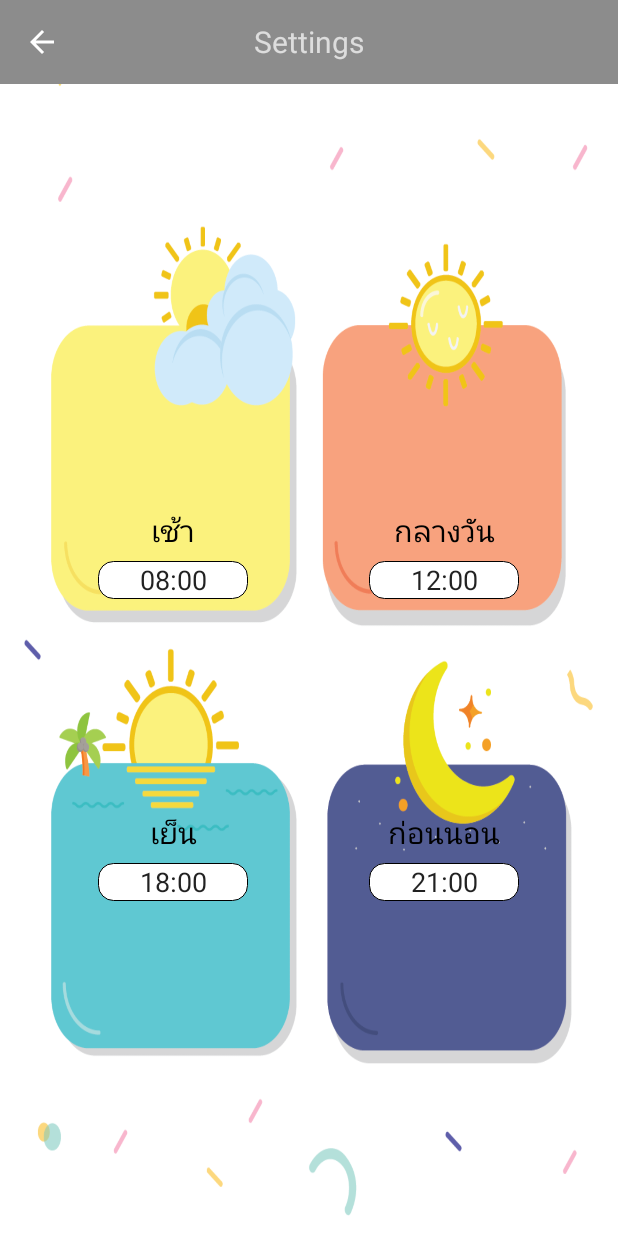
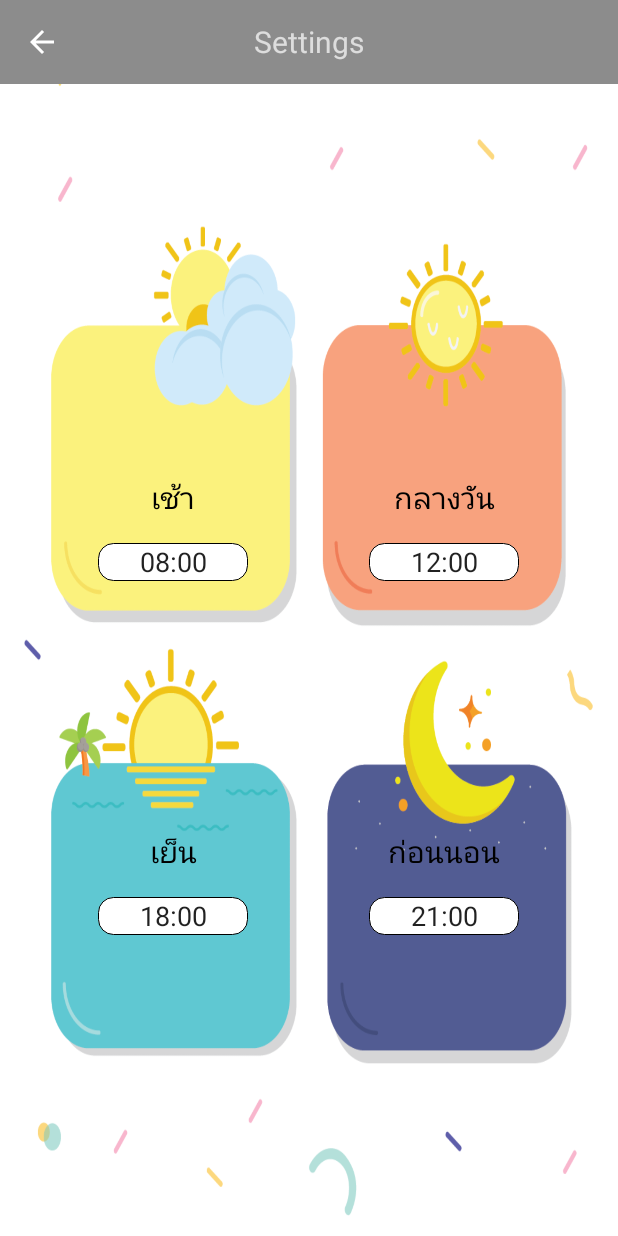
Before and after one commit to iamteerawut/se_project, an Android app: the SettingsActivity screen opened directly, with no data from a screen before it, on a phone screen of 412 x 824 dp. Run offline under Robolectric (Android 15) with nearby library versions, the phone set to English and light mode, and no system bars.

Commit message:
Update setting page

```diff
--- a/PillBox-master/app/src/main/res/layout/activity_settings.xml
+++ b/PillBox-master/app/src/main/res/layout/activity_settings.xml
@@ -30,6 +30,7 @@
 
                 <TextView
                     android:layout_marginTop="60dp"
+                    android:layout_marginBottom="10dp"
                     android:layout_width="wrap_content"
                     android:layout_height="35dp"
                     android:text="เช้า"
@@ -37,7 +38,7 @@
                     android:textSize="20sp" />
 
                 <EditText
-                    android:layout_marginBottom="150dp"
+                    android:layout_marginBottom="145dp"
                     android:id="@+id/set_morning"
                     android:layout_width="100dp"
                     android:layout_height="25dp"
@@ -45,7 +46,8 @@
                     android:background="@drawable/rounded_edittext" />
 
                 <TextView
-                    android:layout_marginTop="-9dp"
+                    android:layout_marginTop="20dp"
+                    android:layout_marginBottom="10dp"
                     android:layout_width="wrap_content"
                     android:layout_height="35dp"
                     android:text="เย็น"
@@ -71,6 +73,7 @@
 
                 <TextView
                     android:layout_marginTop="60dp"
+                    android:layout_marginBottom="10dp"
                     android:layout_width="wrap_content"
                     android:layout_height="35dp"
                     android:textColor="#000000"
@@ -78,7 +81,7 @@
                     android:text="กลางวัน" />
 
                 <EditText
-                    android:layout_marginBottom="150dp"
+                    android:layout_marginBottom="145dp"
                     android:id="@+id/set_afternoon"
                     android:layout_width="100dp"
                     android:layout_height="25dp"
@@ -86,7 +89,8 @@
                     android:background="@drawable/rounded_edittext"/>
 
                 <TextView
-                    android:layout_marginTop="-9dp"
+                    android:layout_marginTop="20dp"
+                    android:layout_marginBottom="10dp"
                     android:layout_width="wrap_content"
                     android:layout_height="35dp"
                     android:textColor="#000000"
--- a/Pillminder/app/src/main/res/layout/fragment_setting.xml
+++ b/Pillminder/app/src/main/res/layout/fragment_setting.xml
@@ -6,11 +6,11 @@
     tools:context="com.se.pillminder.Fragment.SettingFragment">
 
     <!-- TODO: Update blank fragment layout -->
+
     <LinearLayout
         android:orientation="vertical"
         android:layout_width="match_parent"
         android:layout_height="match_parent">
-
 
         <TextView
             android:id="@+id/content"
```
